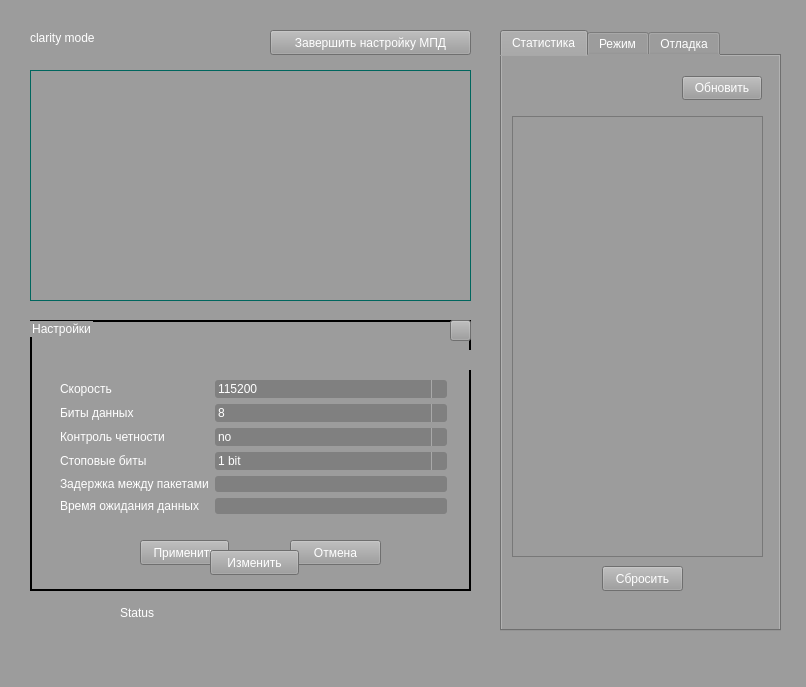
This is cmainwindow.ui in y0pta/GUI_MPD as Qt 5 draws it before an edit. The edited form follows.
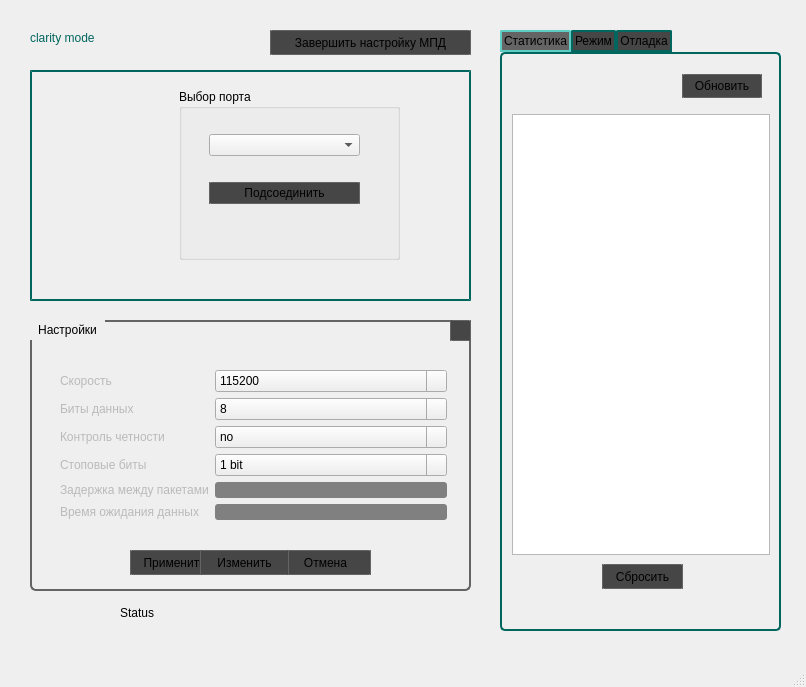
This is the edited form. The open tabs and pages were chosen to show the change. Icons and pictures are not drawn. Custom widgets are drawn as their Qt base class.

Commit message: [style] Start to correct stylesheets. Contributes to #718

```diff
--- a/cmainwindow.ui
+++ b/cmainwindow.ui
@@ -14,9 +14,47 @@
    <string>MainWindow</string>
   </property>
   <property name="styleSheet">
-   <string notr="true">background-color: #9C9C9C;  color: white;</string>
+   <string notr="true">background-color:  rgb(45, 45, 45); 
+color: white;
+
+QGroupBox {
+    border-radius:  6 px;
+	selection-color: rgb(255, 170, 0);
+	border:  2px solid #00665E ;
+}   
+
+QPushButton {
+    background-color:  rgb(70, 70, 70);
+    border:  2px solid #00665E;
+    border-radius: 2 px;
+  /*  min-width: 10em;*/
+    padding: 3 px;
+}
+QPushButton:pressed {
+    background-color:  rgb(100, 100, 100)
+}</string>
   </property>
   <widget class="QWidget" name="centralwidget">
+   <property name="styleSheet">
+    <string notr="true">
+QPushButton {
+    background-color:  rgb(70, 70, 70);
+    border:  1px solid rgb(100, 100, 100);
+    border-radius: 2 px;
+  /*  min-width: 10em;*/
+    padding: 3 px;
+}
+QPushButton:pressed {
+    background-color:  rgb(150, 150, 150)
+}
+QPushButton:hover{
+    background: rgb(100, 100, 100)
+}
+
+QMenu {
+    background-color:  rgb(70, 70, 70); 
+}</string>
+   </property>
    <widget class="QGroupBox" name="gb_settings">
     <property name="enabled">
      <bool>true</bool>
@@ -31,12 +69,65 @@
     </property>
     <property name="styleSheet">
      <string notr="true">QGroupBox {
-    background-color:   rgb(13, 13, 13)
-    border-radius:  10px;
+    border-radius:  6 6 px;
 	selection-color: rgb(255, 170, 0);
-	border:  2px solid ;
-	font: 10pt &quot;Arial Black&quot;;
-}</string>
+	border:  2px solid rgb(100,100,100) ;
+}   
+
+QGroupBox::title {
+    subcontrol-origin: margin;
+    padding: 3 6px;
+/*border: 2px solid #00665E*/
+}
+QLabel{
+color: rgb(186, 186, 186);
+}
+color:  rgb(186, 186, 186);
+
+background-color:   rgb(70, 70, 70);
+
+QComboBox {
+    border-radius: 3px;
+    padding: 1px 18px 1px 3px;
+    min-width: 6em;
+}
+
+QComboBox:!editable, QComboBox::drop-down:editable {
+      rgb(80, 80, 80);
+}
+/* QComboBox gets the &quot;on&quot; state when the popup is open */
+QComboBox:!editable:on, QComboBox::drop-down:editable:on {
+    background: gray;
+}
+
+QComboBox:on { /* shift the text when the popup opens */
+    padding-top: 3px;
+    padding-left: 4px;
+}
+
+QComboBox::drop-down {
+    subcontrol-origin: padding;
+    subcontrol-position: top right;
+    width: 15px;
+
+    border-left-width: 1px;
+    border-left-color: darkgray;
+    border-left-style: solid; /* just a single line */
+    border-top-right-radius: 3px; /* same radius as the QComboBox */
+    border-bottom-right-radius: 3px;
+}
+
+QComboBox::down-arrow {
+    image: url(/usr/share/icons/crystalsvg/16x16/actions/1downarrow.png);
+}
+
+QComboBox::down-arrow:on { /* shift the arrow when popup is open */
+    top: 1px;
+    left: 1px;
+}
+
+
+</string>
     </property>
     <property name="title">
      <string>Настройки</string>
@@ -45,9 +136,9 @@
      <property name="geometry">
       <rect>
        <x>30</x>
-       <y>60</y>
+       <y>50</y>
        <width>387</width>
-       <height>151</height>
+       <height>164</height>
       </rect>
      </property>
      <layout class="QFormLayout" name="fl_unitSettings">
@@ -60,49 +151,6 @@
       </item>
       <item row="0" column="1">
        <widget class="QComboBox" name="cb_baudRate">
-        <property name="styleSheet">
-         <string notr="true">QComboBox {
-    border-radius: 3px;
-    padding: 1px 18px 1px 3px;
-    min-width: 6em;
-}
-
-
-QComboBox:!editable, QComboBox::drop-down:editable {
-     background:  gray;
-}
-
-/* QComboBox gets the &quot;on&quot; state when the popup is open */
-QComboBox:!editable:on, QComboBox::drop-down:editable:on {
-    background: gray;
-}
-
-QComboBox:on { /* shift the text when the popup opens */
-    padding-top: 3px;
-    padding-left: 4px;
-}
-
-QComboBox::drop-down {
-    subcontrol-origin: padding;
-    subcontrol-position: top right;
-    width: 15px;
-
-    border-left-width: 1px;
-    border-left-color: darkgray;
-    border-left-style: solid; /* just a single line */
-    border-top-right-radius: 3px; /* same radius as the QComboBox */
-    border-bottom-right-radius: 3px;
-}
-
-QComboBox::down-arrow {
-    image: url(/usr/share/icons/crystalsvg/16x16/actions/1downarrow.png);
-}
-
-QComboBox::down-arrow:on { /* shift the arrow when popup is open */
-    top: 1px;
-    left: 1px;
-}</string>
-        </property>
         <item>
          <property name="text">
           <string>115200</string>
@@ -129,49 +177,6 @@
       </item>
       <item row="1" column="1">
        <widget class="QComboBox" name="cb_dataBits">
-        <property name="styleSheet">
-         <string notr="true">QComboBox {
-    border-radius: 3px;
-    padding: 1px 18px 1px 3px;
-    min-width: 6em;
-}
-
-
-QComboBox:!editable, QComboBox::drop-down:editable {
-     background:  gray;
-}
-
-/* QComboBox gets the &quot;on&quot; state when the popup is open */
-QComboBox:!editable:on, QComboBox::drop-down:editable:on {
-    background: gray;
-}
-
-QComboBox:on { /* shift the text when the popup opens */
-    padding-top: 3px;
-    padding-left: 4px;
-}
-
-QComboBox::drop-down {
-    subcontrol-origin: padding;
-    subcontrol-position: top right;
-    width: 15px;
-
-    border-left-width: 1px;
-    border-left-color: darkgray;
-    border-left-style: solid; /* just a single line */
-    border-top-right-radius: 3px; /* same radius as the QComboBox */
-    border-bottom-right-radius: 3px;
-}
-
-QComboBox::down-arrow {
-    image: url(/usr/share/icons/crystalsvg/16x16/actions/1downarrow.png);
-}
-
-QComboBox::down-arrow:on { /* shift the arrow when popup is open */
-    top: 1px;
-    left: 1px;
-}</string>
-        </property>
         <item>
          <property name="text">
           <string>8</string>
@@ -203,49 +208,6 @@
       </item>
       <item row="2" column="1">
        <widget class="QComboBox" name="cb_parity">
-        <property name="styleSheet">
-         <string notr="true">QComboBox {
-    border-radius: 3px;
-    padding: 1px 18px 1px 3px;
-    min-width: 6em;
-}
-
-
-QComboBox:!editable, QComboBox::drop-down:editable {
-     background:  gray;
-}
-
-/* QComboBox gets the &quot;on&quot; state when the popup is open */
-QComboBox:!editable:on, QComboBox::drop-down:editable:on {
-    background: gray;
-}
-
-QComboBox:on { /* shift the text when the popup opens */
-    padding-top: 3px;
-    padding-left: 4px;
-}
-
-QComboBox::drop-down {
-    subcontrol-origin: padding;
-    subcontrol-position: top right;
-    width: 15px;
-
-    border-left-width: 1px;
-    border-left-color: darkgray;
-    border-left-style: solid; /* just a single line */
-    border-top-right-radius: 3px; /* same radius as the QComboBox */
-    border-bottom-right-radius: 3px;
-}
-
-QComboBox::down-arrow {
-    image: url(/usr/share/icons/crystalsvg/16x16/actions/1downarrow.png);
-}
-
-QComboBox::down-arrow:on { /* shift the arrow when popup is open */
-    top: 1px;
-    left: 1px;
-}</string>
-        </property>
         <item>
          <property name="text">
           <string>no</string>
@@ -272,49 +234,6 @@
       </item>
       <item row="3" column="1">
        <widget class="QComboBox" name="cb_stopBits">
-        <property name="styleSheet">
-         <string notr="true">QComboBox {
-    border-radius: 3px;
-    padding: 1px 18px 1px 3px;
-    min-width: 6em;
-}
-
-
-QComboBox:!editable, QComboBox::drop-down:editable {
-     background:  gray;
-}
-
-/* QComboBox gets the &quot;on&quot; state when the popup is open */
-QComboBox:!editable:on, QComboBox::drop-down:editable:on {
-    background: gray;
-}
-
-QComboBox:on { /* shift the text when the popup opens */
-    padding-top: 3px;
-    padding-left: 4px;
-}
-
-QComboBox::drop-down {
-    subcontrol-origin: padding;
-    subcontrol-position: top right;
-    width: 15px;
-
-    border-left-width: 1px;
-    border-left-color: darkgray;
-    border-left-style: solid; /* just a single line */
-    border-top-right-radius: 3px; /* same radius as the QComboBox */
-    border-bottom-right-radius: 3px;
-}
-
-QComboBox::down-arrow {
-    image: url(/usr/share/icons/crystalsvg/16x16/actions/1downarrow.png);
-}
-
-QComboBox::down-arrow:on { /* shift the arrow when popup is open */
-    top: 1px;
-    left: 1px;
-}</string>
-        </property>
         <item>
          <property name="text">
           <string>1 bit</string>
@@ -373,8 +292,8 @@
     <widget class="QPushButton" name="pb_cancel">
      <property name="geometry">
       <rect>
-       <x>260</x>
-       <y>220</y>
+       <x>250</x>
+       <y>230</y>
        <width>91</width>
        <height>25</height>
       </rect>
@@ -386,8 +305,8 @@
     <widget class="QPushButton" name="pb_accept">
      <property name="geometry">
       <rect>
-       <x>110</x>
-       <y>220</y>
+       <x>100</x>
+       <y>230</y>
        <width>89</width>
        <height>25</height>
       </rect>
@@ -399,7 +318,7 @@
     <widget class="QPushButton" name="pb_edit">
      <property name="geometry">
       <rect>
-       <x>180</x>
+       <x>170</x>
        <y>230</y>
        <width>89</width>
        <height>25</height>
@@ -432,9 +351,9 @@
     <widget class="QLabel" name="lb_ifaceName">
      <property name="geometry">
       <rect>
-       <x>20</x>
-       <y>30</y>
-       <width>491</width>
+       <x>110</x>
+       <y>20</y>
+       <width>261</width>
        <height>20</height>
       </rect>
      </property>
@@ -474,6 +393,12 @@
       <height>25</height>
      </rect>
     </property>
+    <property name="autoFillBackground">
+     <bool>false</bool>
+    </property>
+    <property name="styleSheet">
+     <string notr="true"/>
+    </property>
     <property name="text">
      <string>Завершить настройку МПД</string>
     </property>
@@ -561,7 +486,8 @@
      </size>
     </property>
     <property name="styleSheet">
-     <string notr="true">border: 1px double  #00665E; </string>
+     <string notr="true">border: 2px double  #00665E; 
+</string>
     </property>
     <property name="title">
      <string/>
@@ -595,6 +521,9 @@
       <height>16</height>
      </rect>
     </property>
+    <property name="styleSheet">
+     <string notr="true">color :  #00665E</string>
+    </property>
     <property name="text">
      <string>clarity mode</string>
     </property>
@@ -608,6 +537,38 @@
       <height>601</height>
      </rect>
     </property>
+    <property name="styleSheet">
+     <string notr="true">QTabWidget::pane { /* The tab widget frame */
+    border: 2px solid #00665E;
+border-radius:  5px;
+}
+
+QTabWidget::tab-bar {
+ /*   left: 6px;move to the right by 5px */
+alignment: right;
+}
+
+/* Style the tab using the tab sub-control. Note that
+    it reads QTabBar _not_ QTabWidget */
+QTabBar::tab {
+    background: rgb(70, 70, 70);
+    border: 2px solid #00665E;
+   /* border-bottom-color: #C2C7CB;  same as the pane color */
+    border-top-left-radius: 2px;
+    border-top-right-radius: 2px;
+    min-width: 8ex;
+    padding: 2px;
+}
+
+QTabBar::tab:selected, QTabBar::tab:hover {
+    background: rgb(100, 100, 100)
+}
+
+QTabBar::tab:selected {
+    border-color:  #5DCEC6;
+    /*border-bottom-color: #C2C7CB;  same as pane color */
+}</string>
+    </property>
     <property name="currentIndex">
      <number>1</number>
     </property>
@@ -620,7 +581,7 @@
        <rect>
         <x>10</x>
         <y>60</y>
-        <width>251</width>
+        <width>258</width>
         <height>441</height>
        </rect>
       </property>
@@ -650,6 +611,9 @@
       <property name="text">
        <string>Сбросить</string>
       </property>
+      <property name="checkable">
+       <bool>true</bool>
+      </property>
      </widget>
     </widget>
     <widget class="QWidget" name="widget">
```
Left out of the diff: 7 changed lines with no effect on the pictures. The commit also changes 7 other files.
